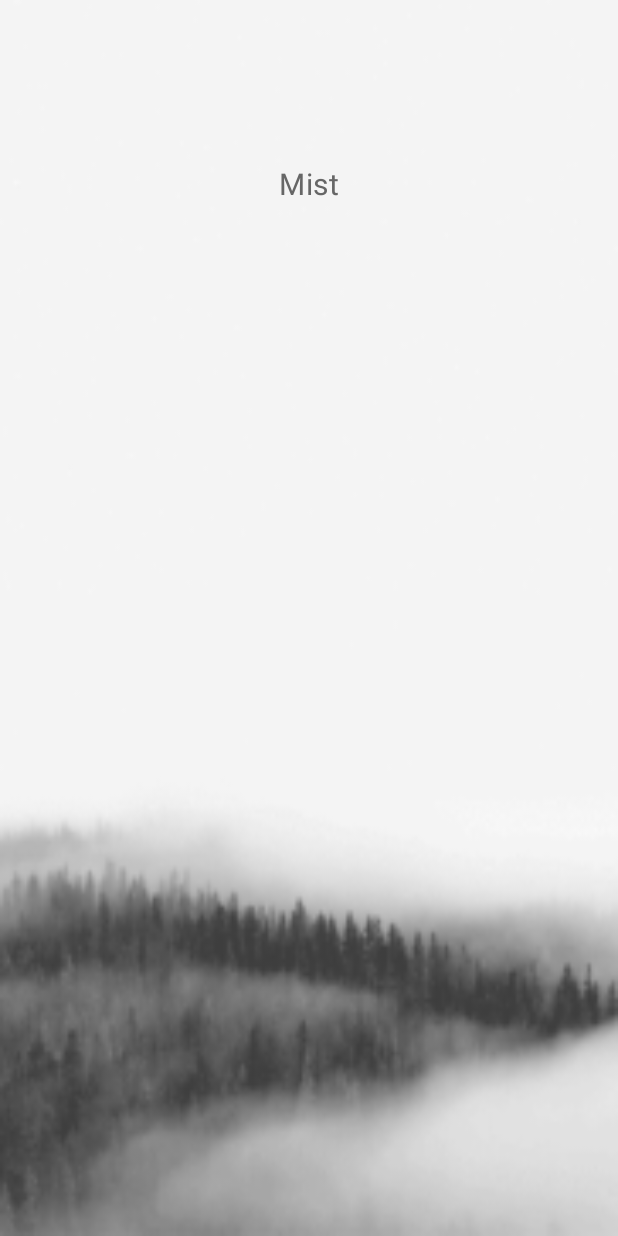
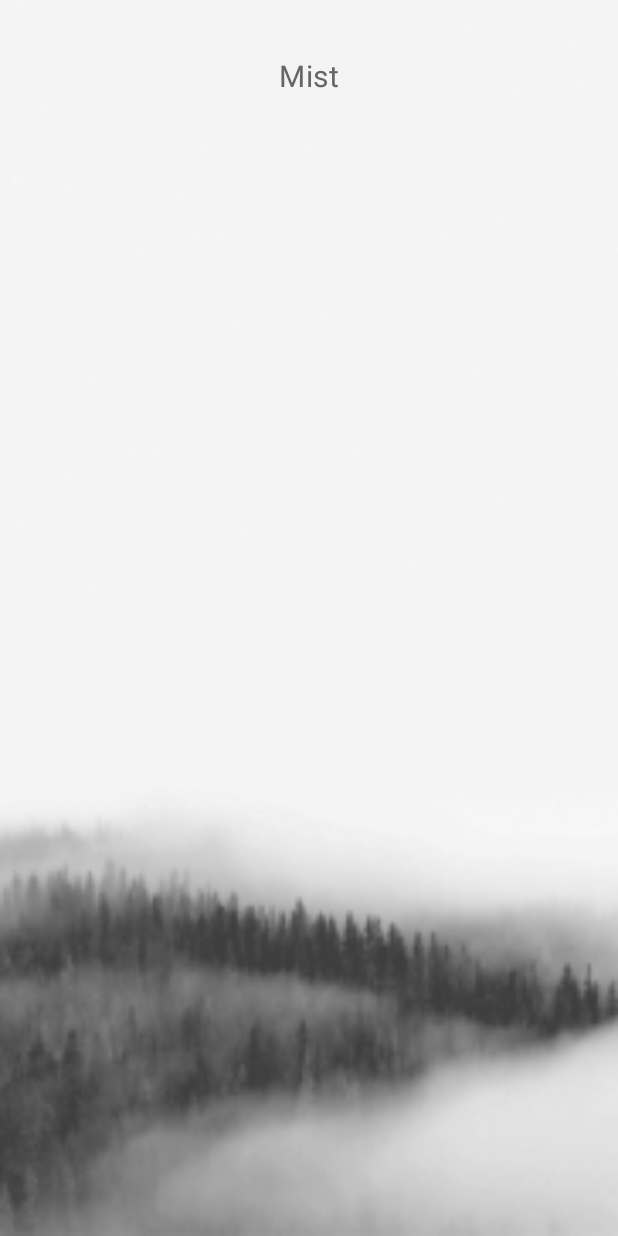
Before and after one commit to imflyn/Mist, an Android app: the SplashActivity screen opened directly, with no data from a screen before it, on a phone screen of 412 x 824 dp. Run offline under Robolectric (Android 15) with nearby library versions, the phone set to English and light mode, and no system bars; 3 statements that could not run were skipped.

Commit message:
首页过场动画

```diff
--- a/app/src/main/java/flyn/mist/ui/activity/SplashActivity.kt
+++ b/app/src/main/java/flyn/mist/ui/activity/SplashActivity.kt
@@ -9,7 +9,6 @@ import android.support.v4.app.ActivityOptionsCompat
 import android.view.animation.AccelerateDecelerateInterpolator
 import flyn.mist.R
 import flyn.mist.helper.statusbar.Eyes
-import flyn.mist.util.ViewUtils
 import kotlinx.android.synthetic.main.activty_splash.*
 
 class SplashActivity : BaseActivity() {
@@ -31,7 +30,7 @@ class SplashActivity : BaseActivity() {
             tv_title.animate()
                     .scaleX(.37F)
                     .scaleY(.37F)
-                    .translationY(-ViewUtils.getDeviceWidth().div(2).toFloat() - ViewUtils.getPxFromDp(54F + 30F))
+                    .translationY(tv_holder.y - tv_title.y)
                     .setDuration(500)
                     .setInterpolator(AccelerateDecelerateInterpolator())
                     .setListener(object : AnimatorListenerAdapter() {
--- a/app/src/main/res/layout/activty_splash.xml
+++ b/app/src/main/res/layout/activty_splash.xml
@@ -6,6 +6,19 @@
     android:background="@drawable/bg_splash"
     android:orientation="vertical">
 
+
+    <FrameLayout
+        android:layout_width="match_parent"
+        android:layout_height="56dip">
+
+        <TextView
+            android:id="@+id/tv_holder"
+            android:layout_width="wrap_content"
+            android:layout_height="wrap_content"
+            android:layout_gravity="center"
+            android:textSize="20sp"
+            android:visibility="invisible" />
+    </FrameLayout>
 
     <TextView
         android:id="@+id/tv_title"
```
